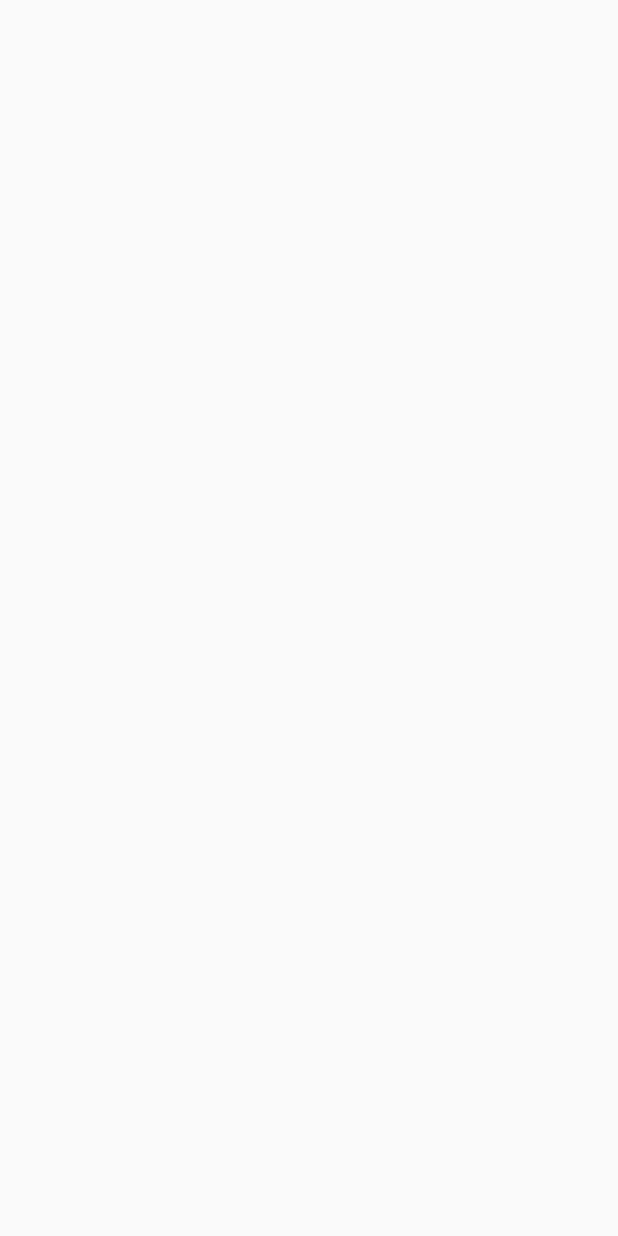
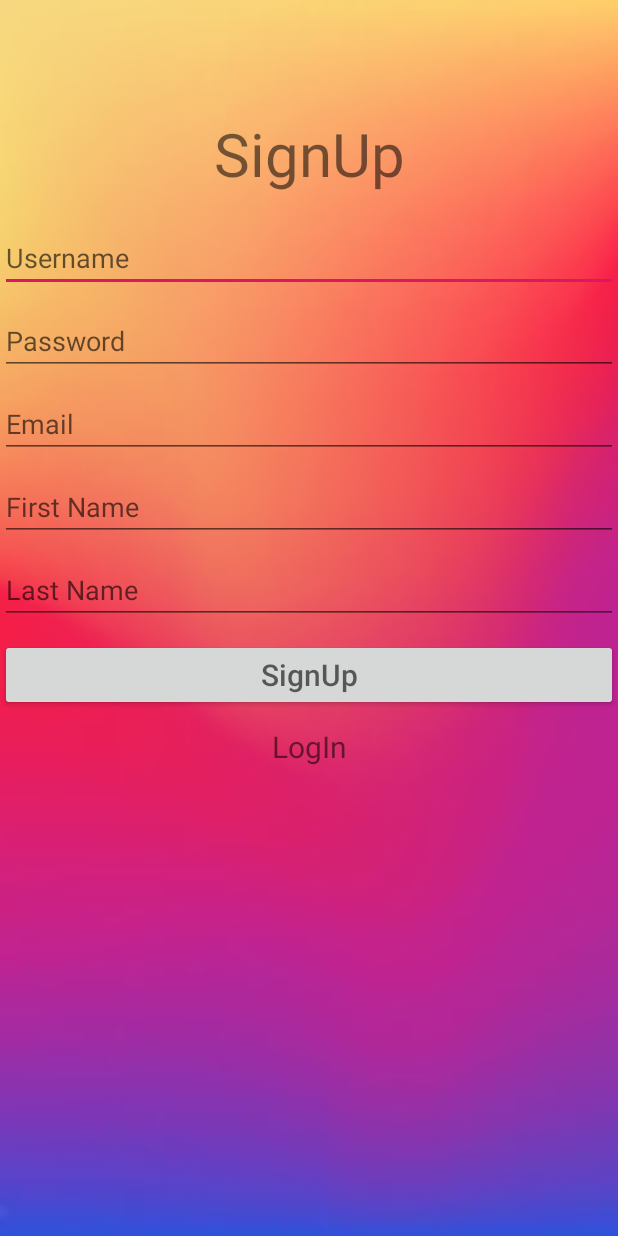
Before and after one commit to murligoel/INSTAGRAM, an Android app: the SignUpActivity screen opened directly, with no data from a screen before it, on a phone screen of 412 x 824 dp. Before the commit the screen is empty. Run offline under Robolectric (Android 15) with nearby library versions, the phone set to English and light mode, and no system bars.

Commit message:
implemented user interface for login and signup

```diff
--- a/app/src/main/java/com/example/android/instagram/activity/SignUpActivity.java
+++ b/app/src/main/java/com/example/android/instagram/activity/SignUpActivity.java
@@ -1,15 +1,34 @@
 package com.example.android.instagram.activity;
 
+import android.content.Intent;
 import android.support.v7.app.AppCompatActivity;
 import android.os.Bundle;
+import android.view.View;
+import android.widget.Button;
+import android.widget.TextView;
 
 import com.example.android.instagram.R;
 
-public class SignUpActivity extends AppCompatActivity {
+public class SignUpActivity extends AppCompatActivity implements View.OnClickListener {
+
+    private TextView login;
 
     @Override
     protected void onCreate(Bundle savedInstanceState) {
         super.onCreate(savedInstanceState);
         setContentView(R.layout.activity_sign_up);
+
+        login = (TextView) findViewById(R.id.go_to_login);
+
+        login.setOnClickListener(this);
+    }
+
+    @Override
+    public void onClick(View v) {
+
+        if (v == login) {
+
+            startActivity(new Intent(this, LoginActivity.class));
+        }
     }
 }
--- a/app/src/main/res/layout/activity_sign_up.xml
+++ b/app/src/main/res/layout/activity_sign_up.xml
@@ -1,9 +1,72 @@
 <?xml version="1.0" encoding="utf-8"?>
-<android.support.constraint.ConstraintLayout xmlns:android="http://schemas.android.com/apk/res/android"
+<LinearLayout xmlns:android="http://schemas.android.com/apk/res/android"
     xmlns:app="http://schemas.android.com/apk/res-auto"
     xmlns:tools="http://schemas.android.com/tools"
     android:layout_width="match_parent"
     android:layout_height="match_parent"
-    tools:context=".activity.SignUpActivity">
+    tools:context=".activity.SignUpActivity"
+    android:background="@drawable/background"
+    android:orientation="vertical">
 
-</android.support.constraint.ConstraintLayout>
+    <TextView
+        android:layout_width="match_parent"
+        android:layout_height="wrap_content"
+        android:text="SignUp"
+        android:textSize="40dp"
+        android:layout_marginTop="75dp"
+        android:textAlignment="center"/>
+
+
+    <EditText android:id="@+id/signup_username"
+        android:layout_width="match_parent"
+        android:layout_height="wrap_content"
+        android:layout_marginTop="20dp"
+        android:inputType="textEmailAddress"
+        android:hint="Username" />
+
+    <EditText android:id="@+id/signup_password"
+        android:layout_width="match_parent"
+        android:layout_height="wrap_content"
+        android:layout_marginTop="10dp"
+        android:inputType="textEmailAddress"
+        android:hint="Password" />
+
+    <EditText android:id="@+id/signup_email"
+        android:layout_width="match_parent"
+        android:layout_height="wrap_content"
+        android:layout_marginTop="10dp"
+        android:inputType="textEmailAddress"
+        android:hint="Email" />
+
+    <EditText android:id="@+id/firstname"
+        android:layout_width="match_parent"
+        android:layout_height="wrap_content"
+        android:layout_marginTop="10dp"
+        android:inputType="textEmailAddress"
+        android:hint="First Name" />
+
+    <EditText android:id="@+id/lastname"
+        android:layout_width="match_parent"
+        android:layout_height="wrap_content"
+        android:layout_marginTop="10dp"
+        android:inputType="textEmailAddress"
+        android:hint="Last Name" />
+
+    <Button android:id="@+id/signup_button"
+        android:layout_width="match_parent"
+        android:layout_height="wrap_content"
+        android:layout_marginTop="10dp"
+        android:inputType="textEmailAddress"
+        android:hint="SignUp"
+        android:textSize="20dp"/>
+
+    <TextView
+        android:id="@+id/go_to_login"
+        android:layout_width="match_parent"
+        android:layout_height="wrap_content"
+        android:text="LogIn"
+        android:textSize="20dp"
+        android:layout_marginTop="10dp"
+        android:textAlignment="center"/>
+
+</LinearLayout>
--- a/app/src/main/res/layout/front_page.xml
+++ b/app/src/main/res/layout/front_page.xml
@@ -9,7 +9,7 @@
     android:background="@drawable/background">
 
 
-    <ImageView
+     <ImageView
         android:layout_width="match_parent"
         android:layout_height="300dp"
         android:src="@drawable/instagram_logo"/>
```
Also changed, not shown: app/src/main/res/layout/activity_login.xml (+53 -3 lines).
